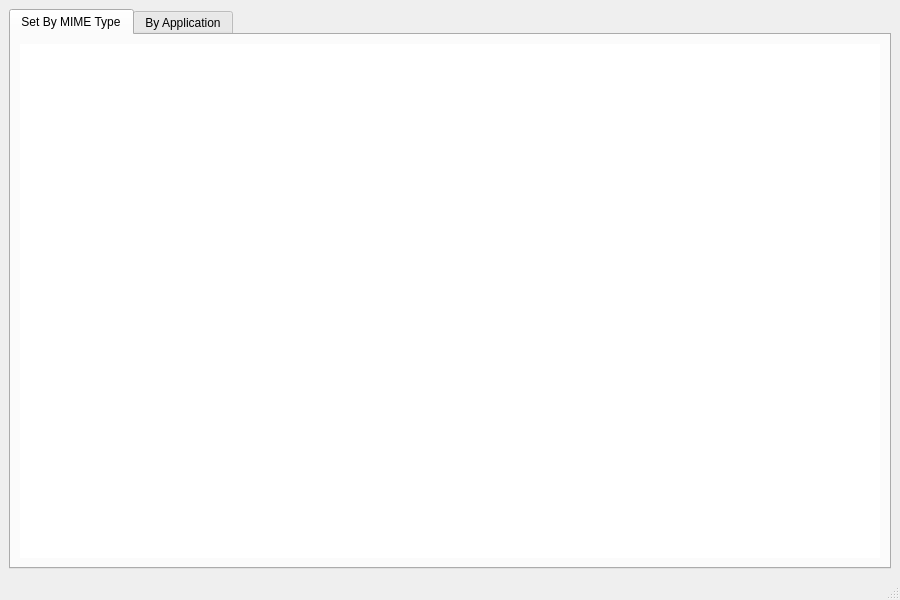
jlu5/appsel, file ui/appsel.ui: the form before one commit.
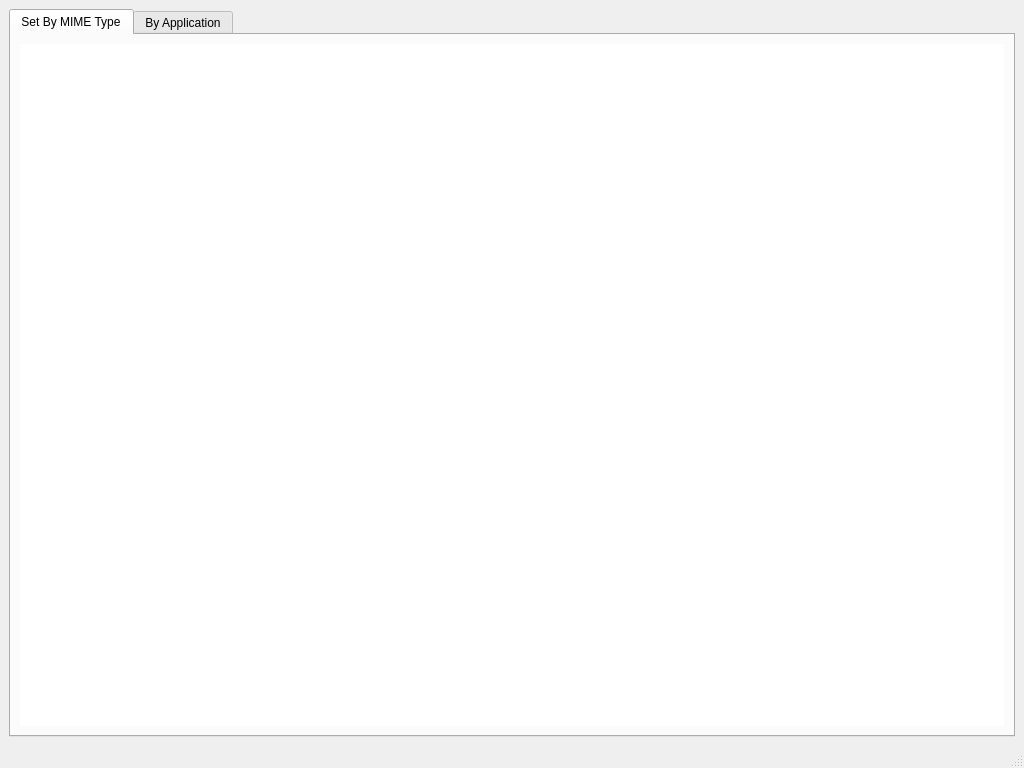
The form after the commit.

Commit message: Increase default window size

The edit to the form file:
```diff
--- a/ui/appsel.ui
+++ b/ui/appsel.ui
@@ -6,8 +6,8 @@
    <rect>
     <x>0</x>
     <y>0</y>
-    <width>900</width>
-    <height>600</height>
+    <width>1024</width>
+    <height>768</height>
    </rect>
   </property>
   <property name="windowTitle">
```
Left out of the diff: 2 changed lines with no effect on the pictures.
